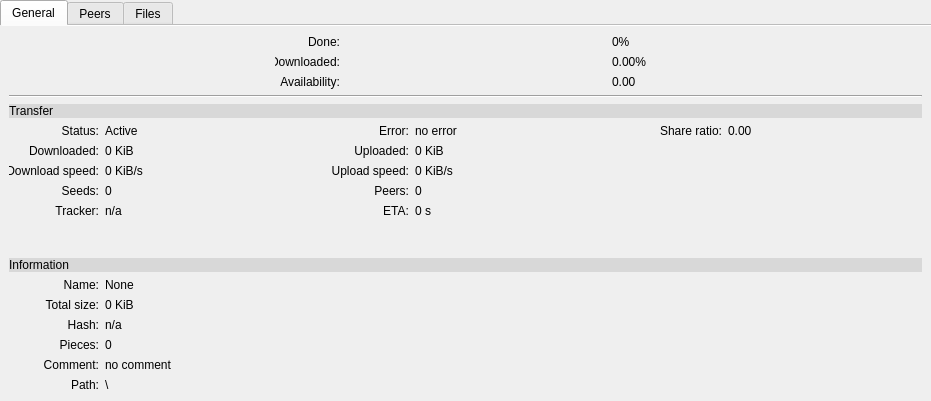
Above: tabwidget.ui from DragonZX/aria2cremote before the change. Below: the same form after it.
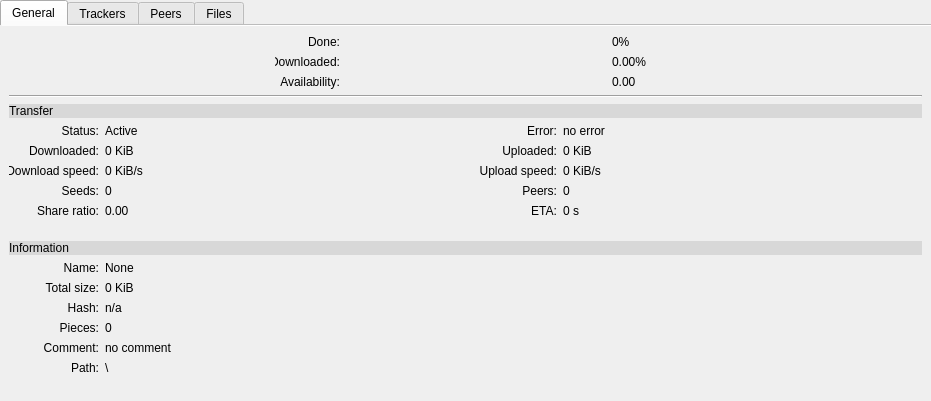
That is the form after the change. Icons and pictures are not drawn.

Commit message: Add trackers tab page

The edit to the form file:
```diff
--- a/tabwidget.ui
+++ b/tabwidget.ui
@@ -286,7 +286,7 @@
            </widget>
           </item>
           <item>
-           <widget class="QLabel" name="label_Tracker_Text">
+           <widget class="QLabel" name="label_ShareRatio_Text">
             <property name="minimumSize">
              <size>
               <width>90</width>
@@ -300,7 +300,7 @@
              </size>
             </property>
             <property name="text">
-             <string>Tracker:</string>
+             <string>Share ratio:</string>
             </property>
             <property name="alignment">
              <set>Qt::AlignRight|Qt::AlignTrailing|Qt::AlignVCenter</set>
@@ -353,12 +353,9 @@
            </widget>
           </item>
           <item>
-           <widget class="QLabel" name="label_Tracker">
+           <widget class="QLabel" name="label_SharedRatio">
             <property name="text">
-             <string>n/a</string>
-            </property>
-            <property name="wordWrap">
-             <bool>true</bool>
+             <string>0.00</string>
             </property>
            </widget>
           </item>
@@ -582,82 +579,6 @@
           </property>
          </spacer>
         </item>
-        <item>
-         <layout class="QVBoxLayout" name="verticalLayout_9">
-          <item>
-           <widget class="QLabel" name="label_ShareRatio_Text">
-            <property name="minimumSize">
-             <size>
-              <width>90</width>
-              <height>0</height>
-             </size>
-            </property>
-            <property name="maximumSize">
-             <size>
-              <width>90</width>
-              <height>16777215</height>
-             </size>
-            </property>
-            <property name="text">
-             <string>Share ratio:</string>
-            </property>
-            <property name="alignment">
-             <set>Qt::AlignRight|Qt::AlignTrailing|Qt::AlignVCenter</set>
-            </property>
-           </widget>
-          </item>
-          <item>
-           <spacer name="verticalSpacer_3">
-            <property name="orientation">
-             <enum>Qt::Vertical</enum>
-            </property>
-            <property name="sizeHint" stdset="0">
-             <size>
-              <width>20</width>
-              <height>40</height>
-             </size>
-            </property>
-           </spacer>
-          </item>
-         </layout>
-        </item>
-        <item>
-         <layout class="QVBoxLayout" name="verticalLayout_3">
-          <item>
-           <widget class="QLabel" name="label_SharedRatio">
-            <property name="text">
-             <string>0.00</string>
-            </property>
-           </widget>
-          </item>
-          <item>
-           <spacer name="verticalSpacer_6">
-            <property name="orientation">
-             <enum>Qt::Vertical</enum>
-            </property>
-            <property name="sizeHint" stdset="0">
-             <size>
-              <width>20</width>
-              <height>40</height>
-             </size>
-            </property>
-           </spacer>
-          </item>
-         </layout>
-        </item>
-        <item>
-         <spacer name="horizontalSpacer_2">
-          <property name="orientation">
-           <enum>Qt::Horizontal</enum>
-          </property>
-          <property name="sizeHint" stdset="0">
-           <size>
-            <width>40</width>
-            <height>20</height>
-           </size>
-          </property>
-         </spacer>
-        </item>
        </layout>
       </item>
      </layout>
@@ -907,6 +828,38 @@
     </item>
    </layout>
   </widget>
+  <widget class="QWidget" name="tab_Tracker">
+   <attribute name="icon">
+    <iconset resource="Aria2cRemote.qrc">
+     <normaloff>:/icon/globe.png</normaloff>:/icon/globe.png</iconset>
+   </attribute>
+   <attribute name="title">
+    <string>Trackers</string>
+   </attribute>
+   <layout class="QHBoxLayout" name="horizontalLayout_3">
+    <item>
+     <widget class="QTreeWidget" name="treeWidget_trackers">
+      <property name="sizePolicy">
+       <sizepolicy hsizetype="Preferred" vsizetype="Preferred">
+        <horstretch>0</horstretch>
+        <verstretch>0</verstretch>
+       </sizepolicy>
+      </property>
+      <property name="alternatingRowColors">
+       <bool>true</bool>
+      </property>
+      <property name="rootIsDecorated">
+       <bool>false</bool>
+      </property>
+      <column>
+       <property name="text">
+        <string notr="true">Name</string>
+       </property>
+      </column>
+     </widget>
+    </item>
+   </layout>
+  </widget>
   <widget class="QWidget" name="tab_Peers">
    <attribute name="icon">
     <iconset resource="Aria2cRemote.qrc">
```
Left out of the diff: 4 changed lines with no effect on the pictures. The commit also changes 2 other files.
